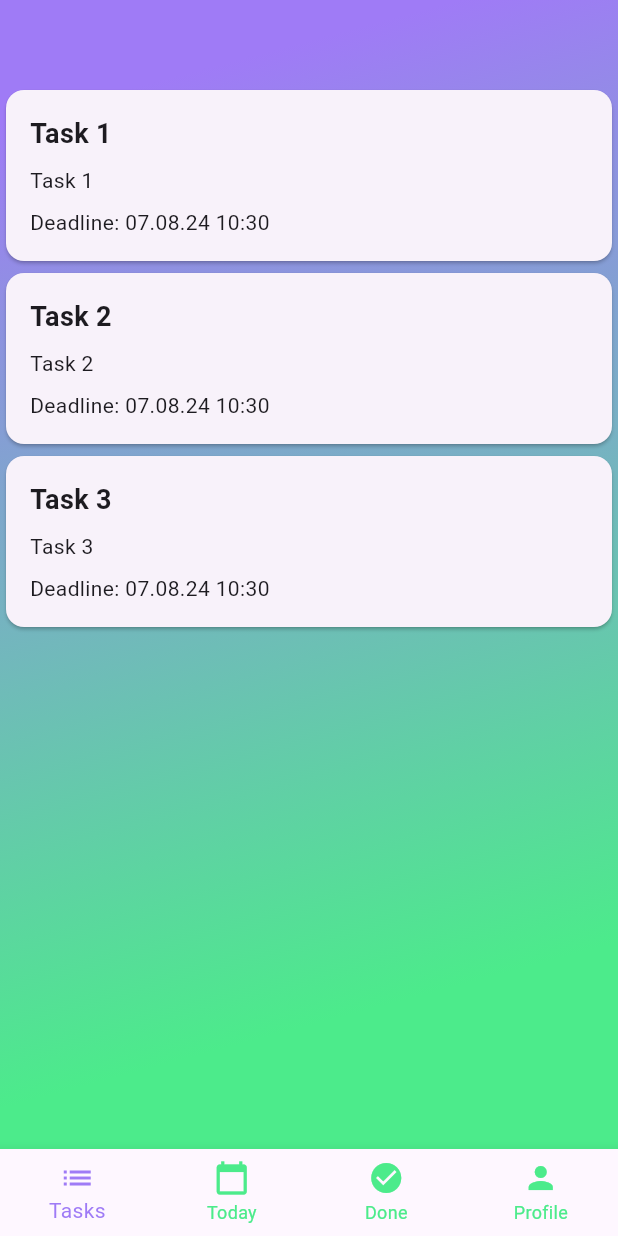
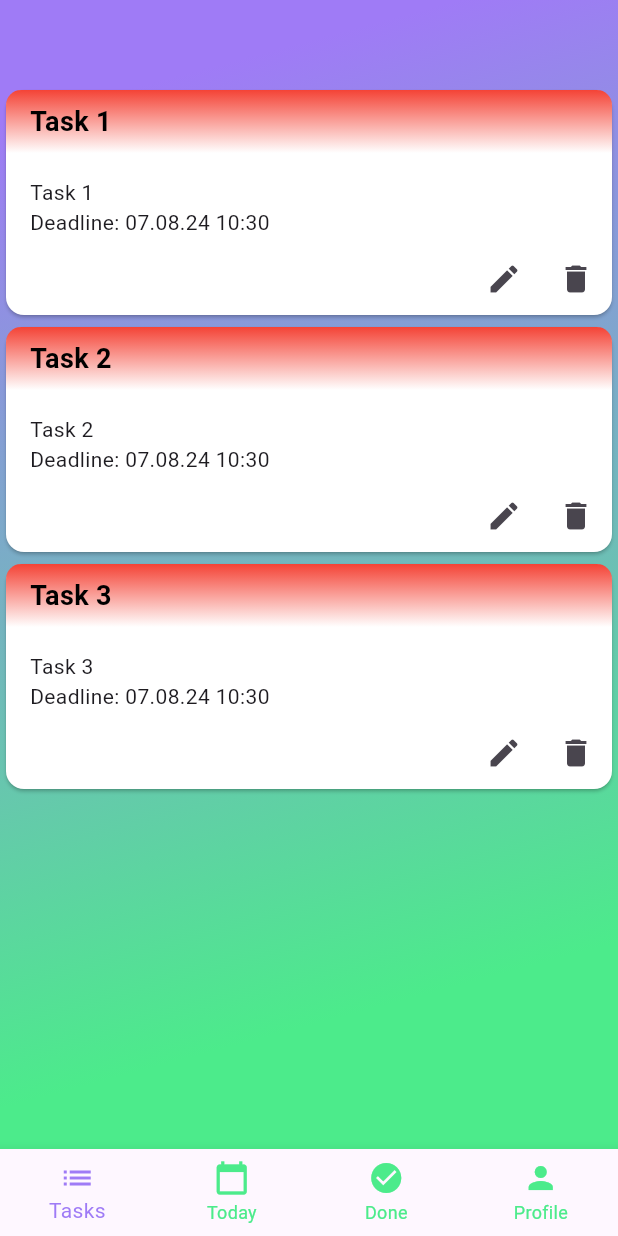
Before and after one commit to Mapenergo/dodiddone, a Flutter app: the MainPage screen opened directly, on a phone screen of 412 x 824 dp. Run offline on Flutter 3.47's test engine with Material 3 defaults, Android fonts, the phone set to English and light mode, and no system bars.

Commit message:
all tasks editted

```diff
--- a/lib/screens/all_tasks.dart
+++ b/lib/screens/all_tasks.dart
@@ -21,6 +21,7 @@ class _TasksPageState extends State<TasksPage> {
             title: _tasks[index],
             description: _tasks[index],
             deadline: DateTime.now(),
+            urgency: TaskUrgency.urgent,
           );
         },
       );
--- a/lib/widgets/task_item.dart
+++ b/lib/widgets/task_item.dart
@@ -10,7 +10,7 @@ class TaskItem extends StatelessWidget {
     Key? key,
     required this.title,
     required this.description,
-    required this.deadline,
+    required this.deadline, required TaskUrgency urgency,
   }) : super(key: key);
 
   @override
@@ -18,25 +18,84 @@ class TaskItem extends StatelessWidget {
     // Format the deadline using intl
     final formattedDeadline = DateFormat('dd.MM.yy HH:mm').format(deadline);
 
+    // Calculate days left
+    final daysLeft = deadline.difference(DateTime.now()).inDays;
+
+    // Determine urgency based on days left
+    TaskUrgency urgency;
+    if (daysLeft <= 1) {
+      urgency = TaskUrgency.urgent;
+    } else if (daysLeft <= 2) {
+      urgency = TaskUrgency.notVeryUrgent;
+    } else {
+      urgency = TaskUrgency.nonUrgent;
+    }
+
+    // Define gradient based on urgency
+    Gradient gradient;
+    switch (urgency) {
+      case TaskUrgency.urgent:
+        gradient = const LinearGradient(
+          begin: Alignment.topCenter,
+          end: Alignment.bottomCenter,
+          colors: [Colors.red, Colors.white],
+        );
+        break;
+      case TaskUrgency.notVeryUrgent:
+        gradient = const LinearGradient(
+          begin: Alignment.topCenter,
+          end: Alignment.bottomCenter,
+          colors: [Colors.yellow, Colors.white],
+        );
+        break;
+      case TaskUrgency.nonUrgent:
+        gradient = const LinearGradient(
+          begin: Alignment.topCenter,
+          end: Alignment.bottomCenter,
+          colors: [Colors.green, Colors.white],
+        );
+        break;
+    }
+
     return Card(
-      child: Padding(
-        padding: const EdgeInsets.all(16.0),
+      color: Colors.white,
+      child: Column(
+        crossAxisAlignment: CrossAxisAlignment.start,
+        children: [
+          // Wrap title in Container and apply gradient
+          Container(
+            decoration: BoxDecoration(
+              gradient: gradient,
+              borderRadius: BorderRadius.only(
+                topLeft: const Radius.circular(10),
+                topRight: const Radius.circular(10),
+              ), // Add rounded corners
+            ),
+            padding: const EdgeInsets.symmetric(horizontal: 16, vertical: 8),
+            child: Row(
+              children: [
+                Expanded(
+                  child: Text(
+                    title,
+                    style: const TextStyle(
+                      fontSize: 18,
+                      fontWeight: FontWeight.bold,
+                      color: Colors.black, // Set text color to black for contrast
+                    ),
+                  ),
+                ),
+              ],
+            ),
+          ),
+          Padding(
+            padding: const EdgeInsets.only(left: 16, right: 16, top: 16),
             child: Column(
               crossAxisAlignment: CrossAxisAlignment.start,
               children: [
                 Text(
-              title,
-              style: const TextStyle(
-                fontSize: 18,
-                fontWeight: FontWeight.bold,
-              ),
-            ),
-            const SizedBox(height: 8),
-            Text(
                   description,
                   style: const TextStyle(fontSize: 14),
                 ),
-            const SizedBox(height: 8),
                 Text(
                   'Deadline: $formattedDeadline', // Use the formatted deadline
                   style: const TextStyle(fontSize: 14),
@@ -44,6 +103,34 @@ class TaskItem extends StatelessWidget {
               ],
             ),
           ),
+          // Add two icon buttons: Edit and Delete
+          Padding(
+            padding: const EdgeInsets.only(top: 4),
+            child: Row(
+              mainAxisAlignment: MainAxisAlignment.end,
+              children: [
+                IconButton(
+                  onPressed: () {
+                    // Handle Edit action
+                    print('Edit button pressed');
+                  },
+                  icon: const Icon(Icons.edit),
+                ),
+                IconButton(
+                  onPressed: () {
+                    // Handle Delete action
+                    print('Delete button pressed');
+                  },
+                  icon: const Icon(Icons.delete),
+                ),
+              ],
+            ),
+          ),
+        ],
+      ),
     );
   }
 }
+
+// Enum for task urgency
+enum TaskUrgency { urgent, notVeryUrgent, nonUrgent }
```
Lines whose indentation alone changed are shown as unchanged.
